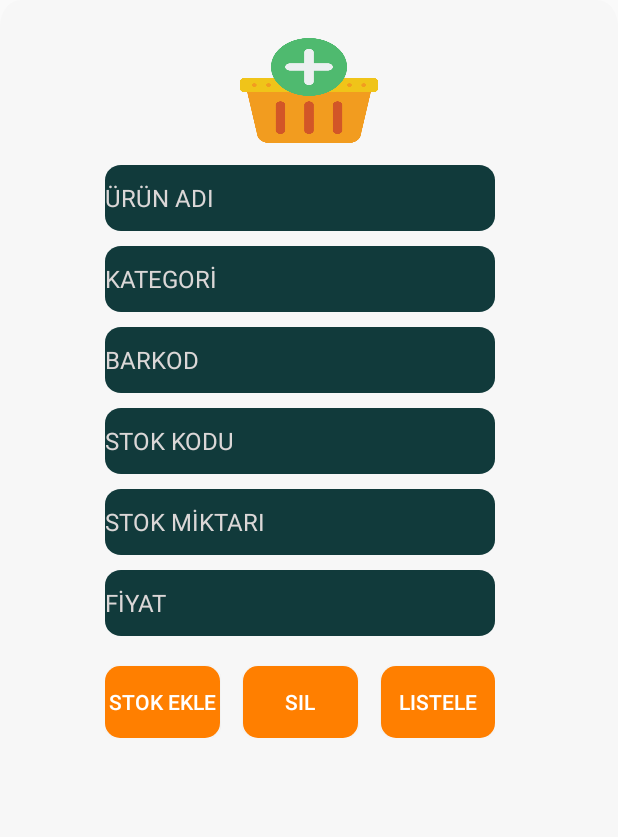
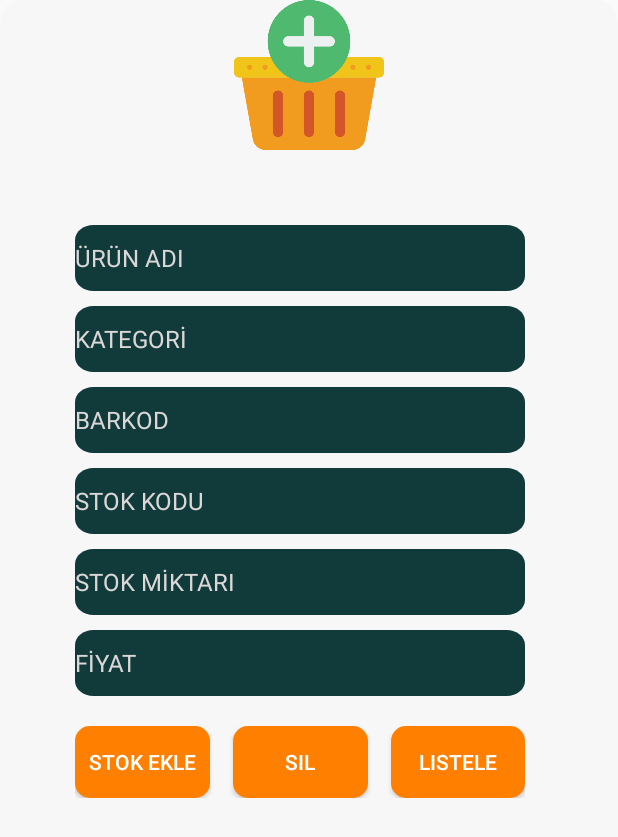
Before and after one commit to silaakarapur/StokTakip, an Android app: the screen it shows after launch (StockActivity), on a phone screen of 412 x 824 dp. Shown: the top 837 px of the screen. Run offline under Robolectric (Android 15) with nearby library versions, the phone set to English and light mode, and no system bars.

Commit message:
27.02.2022

```diff
--- a/app/src/main/res/layout/activity_splash.xml
+++ b/app/src/main/res/layout/activity_splash.xml
@@ -4,13 +4,13 @@
     xmlns:tools="http://schemas.android.com/tools"
     android:layout_width="match_parent"
     android:layout_height="match_parent"
-
+android:background="@color/white"
     tools:context=".SplashActivity">
 
     <com.airbnb.lottie.LottieAnimationView
         android:id="@+id/animationView"
-        android:layout_width="400dp"
-        android:layout_height="400dp"
+        android:layout_width="match_parent"
+        android:layout_height="match_parent"
         android:layout_gravity="center_vertical"
         app:lottie_autoPlay="true"
         app:lottie_loop="true"
--- a/app/src/main/res/layout/activity_stock.xml
+++ b/app/src/main/res/layout/activity_stock.xml
@@ -7,18 +7,31 @@
     android:background="@drawable/edittextbackgroun7"
     tools:context=".StockActivity">
 
+    <LinearLayout
+        android:id="@+id/grup"
+        android:layout_width="match_parent"
+        android:layout_height="match_parent"
+        android:orientation="vertical" >
+
+        <ImageView
+            android:layout_width="100dp"
+            android:layout_height="100dp"
+            android:layout_gravity="center_horizontal"
+            android:background="@drawable/addto"
+            android:foregroundGravity="center" />
+    </LinearLayout>
 
     <LinearLayout
         android:id="@+id/layout"
-        android:layout_width="wrap_content"
+        android:layout_width="match_parent"
         android:layout_height="wrap_content"
-        android:layout_marginTop="110dp"
+        android:layout_marginTop="150dp"
         android:orientation="vertical">
 
         <LinearLayout
-            android:layout_width="260dp"
+            android:layout_width="300dp"
             android:layout_height="wrap_content"
-            android:layout_marginHorizontal="70dp"
+            android:layout_marginLeft="50dp"
             android:orientation="vertical">
 
             <EditText
@@ -91,40 +104,44 @@
                 android:textColor="@color/white"
                 android:textColorHint="#DBD7D7"
                 android:textSize="16sp" />
+
             <LinearLayout
                 android:layout_width="wrap_content"
                 android:layout_height="wrap_content"
                 android:orientation="horizontal">
+
                 <Button
                     android:id="@+id/btnEkle"
                     android:layout_width="wrap_content"
                     android:layout_height="wrap_content"
+                    android:layout_marginTop="20dp"
                     android:layout_weight="1"
-        android:layout_marginTop="20dp"
                     android:background="@drawable/button"
                     android:backgroundTint="#FF7F00"
                     android:onClick="kayitekle"
                     android:text="Stok Ekle"
                     android:textColor="@color/white" />
+
                 <Button
                     android:id="@+id/sil"
                     android:layout_width="wrap_content"
                     android:layout_height="wrap_content"
+                    android:layout_marginLeft="15dp"
+                    android:layout_marginTop="20dp"
+                    android:layout_marginRight="15dp"
                     android:layout_weight="1"
-        android:layout_marginLeft="15dp"
-        android:layout_marginRight="15dp"
-        android:layout_marginTop="20dp"
                     android:background="@drawable/button"
                     android:backgroundTint="#FF7F00"
                     android:onClick="Sil"
                     android:text="Sil"
                     android:textColor="@color/white" />
+
                 <Button
                     android:id="@+id/liste"
 
-        android:layout_marginTop="20dp"
                     android:layout_width="wrap_content"
                     android:layout_height="wrap_content"
+                    android:layout_marginTop="20dp"
                     android:layout_weight="1"
                     android:background="@drawable/button"
                     android:backgroundTint="#FF7F00"
@@ -133,26 +150,14 @@
                     android:textColor="@color/white" />
             </LinearLayout>
 
-        </LinearLayout>
-
-        <ListView
-            android:id="@+id/listView"
-            android:layout_width="match_parent"
-            android:layout_height="match_parent" />
 
         </LinearLayout>
 
-    <ImageView
-        android:layout_width="70dp"
-        android:layout_height="70dp"
-        android:layout_alignParentStart="true"
-        android:layout_alignParentEnd="true"
-        android:layout_marginStart="160dp"
-        android:layout_marginTop="25dp"
-        android:layout_marginEnd="160dp"
-        android:layout_marginBottom="55dp"
-        android:background="@drawable/addto" />
 
-
+    </LinearLayout>
+    <!--<ListView
+        android:id="@+id/listView"
+        android:layout_width="match_parent"
+        android:layout_height="match_parent" />-->
 
 </RelativeLayout>
--- a/app/src/main/res/values/strings.xml
+++ b/app/src/main/res/values/strings.xml
@@ -6,4 +6,5 @@
     <string name="kullan_c_ad">E mail</string>
     <!-- TODO: Remove or change this placeholder text -->
     <string name="hello_blank_fragment">Hello blank fragment</string>
+    <string name="a">A</string>
 </resources>
```
Also changed, not shown: app/src/main/java/com/example/stoktakip/StockActivity.java (+39 -21 lines), app/src/main/java/com/example/stoktakip/ui/listfragment.java (deleted, +0 -66 lines), app/src/main/res/layout/fragment_listfragment.xml (+23 -12 lines), app/src/main/res/layout/list.xml (deleted, +0 -38 lines). Lines whose indentation alone changed are shown as unchanged.
